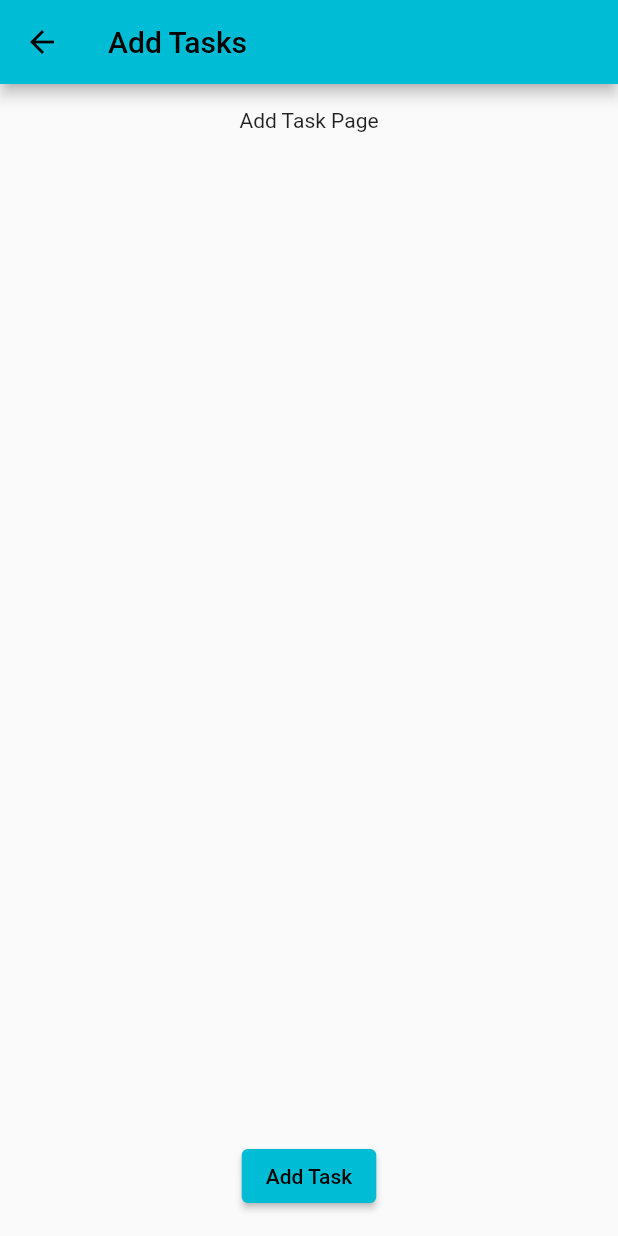
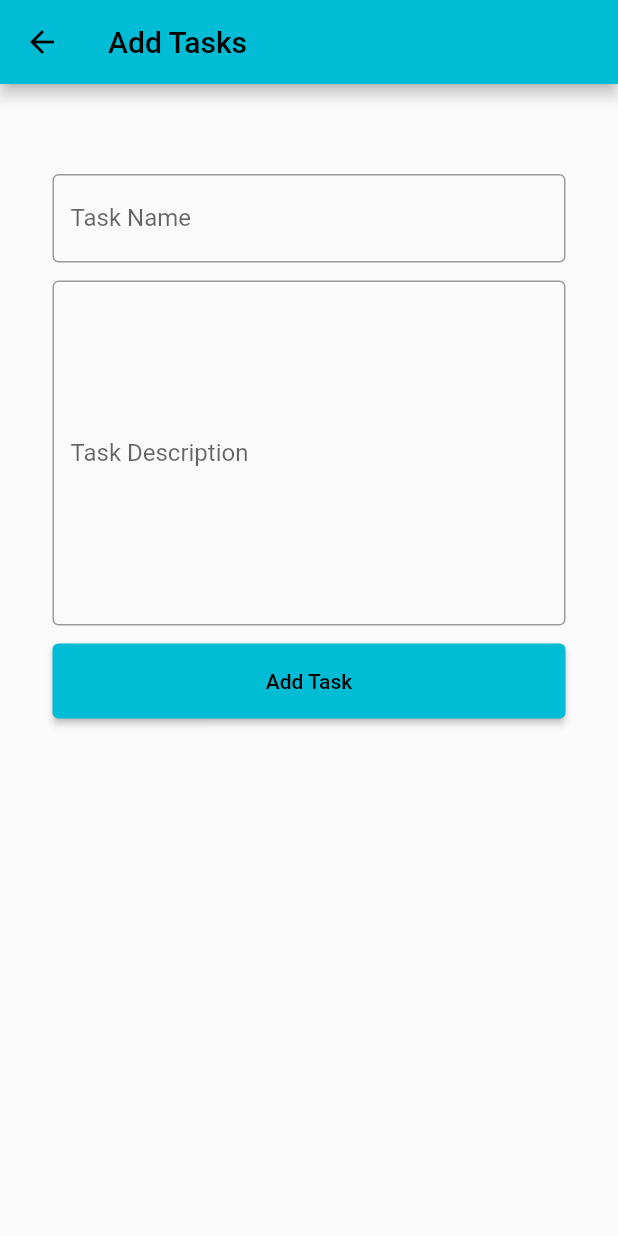
Before and after one commit to kimimaula/task-tracker, a Flutter app: the AddTask screen opened directly, on a phone screen of 412 x 824 dp. Run offline on Flutter 3.47's test engine with Material 2 defaults, Android fonts, the phone set to English and light mode, and no system bars.

Commit message:
add inputs to addtask

```diff
--- a/lib/addtask.dart
+++ b/lib/addtask.dart
@@ -8,7 +8,22 @@ class AddTask extends StatefulWidget {
 }
 
 class _AddTaskState extends State<AddTask> {
-  late TextEditingController _controller;
+  late TextEditingController _nameController;
+  late TextEditingController _descriptionController;
+
+  @override
+  void initState() {
+    super.initState();
+    _nameController = TextEditingController();
+    _descriptionController = TextEditingController();
+  }
+
+  @override
+  void dispose() {
+    _nameController.dispose();
+    _descriptionController.dispose();
+    super.dispose();
+  }
 
   @override
   Widget build(BuildContext context) {
@@ -16,20 +31,45 @@ class _AddTaskState extends State<AddTask> {
       appBar: AppBar(
         title: const Text('Add Tasks'),
       ),
-      body: Center(
-          child: Padding(
-        padding: const EdgeInsets.symmetric(horizontal: 16.0, vertical: 16.0),
+      body: Padding(
+        padding: const EdgeInsets.symmetric(horizontal: 35.0, vertical: 60.0),
         child: Column(
           children: <Widget>[
-            const Text('Add Task Page'),
-            const Spacer(),
-            ElevatedButton(
-              onPressed: () => {print('test')},
-              child: const Text('Add Task'),
+            Column(
+              children: <Widget>[
+                Padding(
+                  padding: const EdgeInsets.only(bottom: 12.0),
+                  child: TextField(
+                    controller: _nameController,
+                    decoration: const InputDecoration(
+                      border: OutlineInputBorder(),
+                      labelText: 'Task Name',
+                    ),
+                  ),
+                ),
+                Padding(
+                  padding: const EdgeInsets.only(bottom: 12.0),
+                  child: TextField(
+                      controller: _descriptionController,
+                      decoration: const InputDecoration(
+                        border: OutlineInputBorder(),
+                        labelText: 'Task Description',
+                      ),
+                      maxLines: 10),
+                )
+              ],
+            ),
+            SizedBox(
+              width: double.infinity,
+              height: 50.0,
+              child: ElevatedButton(
+                onPressed: () => {print('test')},
+                child: const Text('Add Task'),
+              ),
             ),
           ],
         ),
-      )),
+      ),
     );
   }
 }
```
